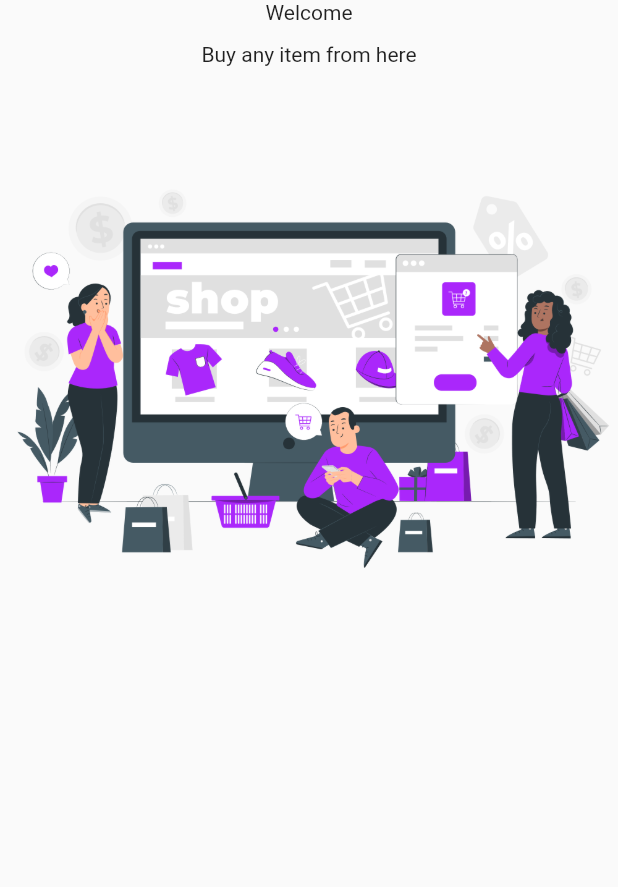
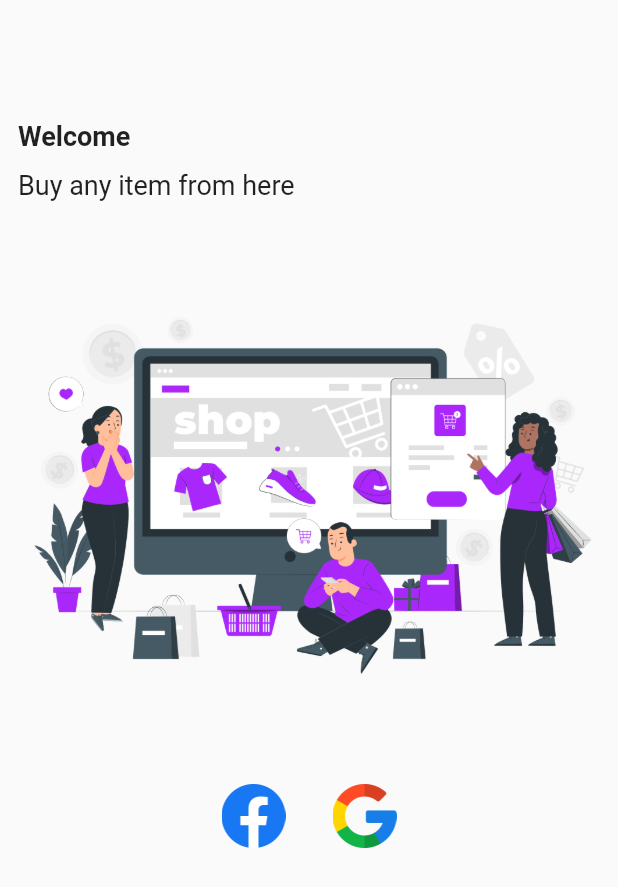
Before and after one commit to deepak20001/ecommerce_app, a Flutter app: the screen it shows after launch, on a phone screen of 412 x 824 dp. Shown: the top 887 px of the screen. Run offline on Flutter 3.47's test engine with Material 2 defaults, Android fonts, the phone set to English and light mode, and no system bars.

Commit message:
manages the images and icons in a class as object so we can use them easily and do any changes easily

```diff
--- a/lib/constants/asset_images.dart
+++ b/lib/constants/asset_images.dart
@@ -0,0 +1,16 @@
+class AssetsImages {
+  static AssetsImages instance = AssetsImages();
+
+  static const String _imagesPath = "assets/images";
+
+  final String welcomeImage = "$_imagesPath/welcome.png";
+}
+
+class AssetsIcons {
+  static AssetsIcons instance = AssetsIcons();
+
+  static const String _iconsPath = "assets/icons";
+
+  final String facebookIcon = "$_iconsPath/facebook.png";
+  final String googleIcon = "$_iconsPath/google.png";
+}
--- a/lib/screens/auth_ui/login/login.dart
+++ b/lib/screens/auth_ui/login/login.dart
@@ -1,4 +1,6 @@
+import 'package:flutter/cupertino.dart';
 import 'package:flutter/material.dart';
+import '../../../constants/asset_images.dart';
 
 class Login extends StatelessWidget {
   const Login({super.key});
@@ -6,15 +8,59 @@ class Login extends StatelessWidget {
   @override
   Widget build(BuildContext context) {
     return Scaffold(
-      body: Column(
-        children: [
-          const Text("Welcome"),
-          const SizedBox(
-            height: 12,
-          ),
-          const Text("Buy any item from here"),
-          Image.asset("assets/images/welcome.png"),
-        ],
+      body: Padding(
+        padding: const EdgeInsets.all(12.0),
+        child: Column(
+          crossAxisAlignment: CrossAxisAlignment.start,
+          children: [
+            const SizedBox(
+              height: kToolbarHeight + 12,
+            ),
+            const Text(
+              "Welcome",
+              style: TextStyle(
+                fontSize: 18.0,
+                fontWeight: FontWeight.bold,
+              ),
+            ),
+            const SizedBox(
+              height: 12,
+            ),
+            const Text(
+              "Buy any item from here ",
+              style: TextStyle(
+                fontSize: 18.0,
+              ),
+            ),
+            Center(
+              child: Image.asset(AssetsImages.instance.welcomeImage),
+            ),
+            Row(
+              mainAxisAlignment: MainAxisAlignment.center,
+              children: [
+                CupertinoButton(
+                  onPressed: () {},
+                  padding: EdgeInsets.zero,
+                  child: Image.asset(
+                    AssetsIcons.instance.facebookIcon,
+                    scale: 12.0,
+                  ),
+                ),
+                const SizedBox(
+                  width: 30.0,
+                ),
+                CupertinoButton(
+                  onPressed: () {},
+                  padding: EdgeInsets.zero,
+                  child: Image.asset(
+                    AssetsIcons.instance.googleIcon,
+                    scale: 12.0,
+                  ),
+                ),
+              ],
+            ),
+          ],
+        ),
       ),
     );
   }
--- a/pubspec.yaml
+++ b/pubspec.yaml
@@ -61,7 +61,7 @@ flutter:
   # To add assets to your application, add an assets section, like this:
   assets:
     - assets/images/
-  #   - images/a_dot_ham.jpeg
+    - assets/icons/
 
   # An image asset can refer to one or more resolution-specific "variants", see
   # https://flutter.dev/assets-and-images/#resolution-aware
```
Also changed, not shown: assets/icons/facebook.png (added), assets/icons/google.png (added).
